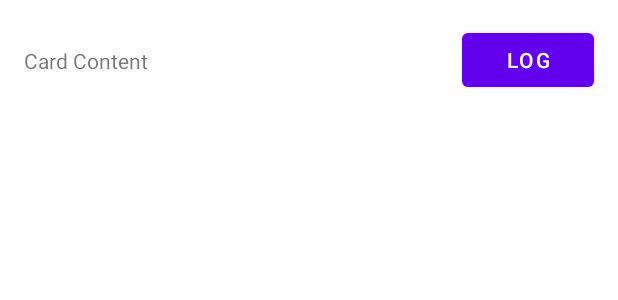
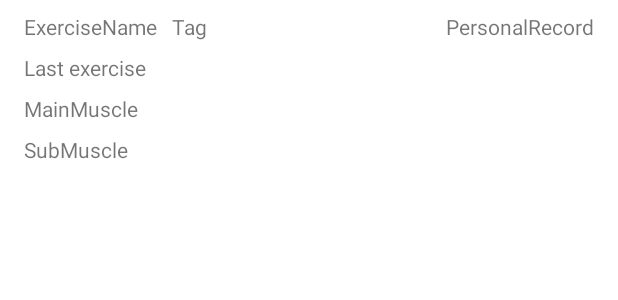
Before and after one commit to JeeIn-Park/Training-Tracker-Workout-Monitoring, an Android app: the layout home_card_item.xml on its own in the app's theme, with its tools: preview values and no code run, on a phone screen of 412 x 824 dp. Shown: the top 300 px of the screen. Run offline under Robolectric (Android 15) with nearby library versions, the phone set to English and light mode, and no system bars.

Commit message:
home card layout

```diff
--- a/app/src/main/java/com/example/trainingtracker/ExerciseCard.kt
+++ b/app/src/main/java/com/example/trainingtracker/ExerciseCard.kt
@@ -5,6 +5,7 @@ import java.time.LocalDateTime
 import java.util.UUID
 
 data class ExerciseCard(
+    // TODO : null-able
     val id : UUID = UUID.randomUUID(),
     val lastActivity: LocalDateTime,
     val timeAdded : LocalDateTime,
--- a/app/src/main/java/com/example/trainingtracker/ui/home/HomeFragment.kt
+++ b/app/src/main/java/com/example/trainingtracker/ui/home/HomeFragment.kt
@@ -9,6 +9,7 @@ import android.view.ViewGroup
 import android.widget.TextView
 import androidx.fragment.app.Fragment
 import androidx.lifecycle.ViewModelProvider
+import androidx.recyclerview.widget.DefaultItemAnimator
 import androidx.recyclerview.widget.LinearLayoutManager
 import com.example.trainingtracker.CardStorage
 import com.example.trainingtracker.databinding.FragmentHomeBinding
@@ -42,6 +43,7 @@ class HomeFragment : Fragment() {
       val exerciseRecyclerView = binding.exerciseRecyclerView
       exerciseRecyclerView.layoutManager = LinearLayoutManager(requireContext())
       exerciseRecyclerView.adapter = cardAdapter
+      exerciseRecyclerView.itemAnimator = DefaultItemAnimator()
 
       val textView: TextView = binding.textAboveRecyclerView
 
--- a/app/src/main/res/layout/home_card_item.xml
+++ b/app/src/main/res/layout/home_card_item.xml
@@ -4,33 +4,71 @@
     android:layout_height="wrap_content">
 
     <TextView
-        android:id="@+id/textView"
+        android:id="@+id/ExerciseName"
         android:layout_width="wrap_content"
         android:layout_height="wrap_content"
         android:layout_marginStart="16dp"
-        android:layout_marginTop="16dp"
-        android:layout_marginEnd="177dp"
-        android:layout_marginBottom="16dp"
-        android:text="Card Content"
+        android:layout_marginTop="8dp"
+        android:text="ExerciseName"
         app:layout_constraintBottom_toBottomOf="parent"
         app:layout_constraintEnd_toEndOf="parent"
         app:layout_constraintHorizontal_bias="0.0"
         app:layout_constraintStart_toStartOf="parent"
+        app:layout_constraintTop_toTopOf="parent"
+        app:layout_constraintVertical_bias="0.0" />
+
+    <TextView
+        android:id="@+id/Tag"
+        android:layout_width="wrap_content"
+        android:layout_height="wrap_content"
+        android:layout_marginStart="10dp"
+        android:layout_marginTop="8dp"
+        android:text="Tag"
+        app:layout_constraintStart_toEndOf="@+id/ExerciseName"
         app:layout_constraintTop_toTopOf="parent" />
 
-    <Button
-        android:id="@+id/logButton"
+    <TextView
+        android:id="@+id/LastExercise"
         android:layout_width="wrap_content"
         android:layout_height="wrap_content"
-        android:layout_marginStart="158dp"
-        android:layout_marginTop="16dp"
+        android:layout_marginStart="16dp"
+        android:layout_marginTop="8dp"
+        android:text="Last exercise"
+        app:layout_constraintBottom_toTopOf="@+id/MainMuscle"
+        app:layout_constraintStart_toStartOf="parent"
+        app:layout_constraintTop_toBottomOf="@+id/ExerciseName" />
+
+    <TextView
+        android:id="@+id/MainMuscle"
+        android:layout_width="wrap_content"
+        android:layout_height="wrap_content"
+        android:layout_marginStart="16dp"
+        android:layout_marginTop="8dp"
+        android:text="MainMuscle"
+        app:layout_constraintBottom_toTopOf="@+id/SubMuscle"
+        app:layout_constraintStart_toStartOf="parent"
+        app:layout_constraintTop_toBottomOf="@+id/LastExercise" />
+
+    <TextView
+        android:id="@+id/SubMuscle"
+        android:layout_width="wrap_content"
+        android:layout_height="wrap_content"
+        android:layout_marginStart="16dp"
+        android:layout_marginTop="8dp"
+        android:layout_marginBottom="8dp"
+        android:text="SubMuscle"
+        app:layout_constraintBottom_toBottomOf="parent"
+        app:layout_constraintStart_toStartOf="parent"
+        app:layout_constraintTop_toBottomOf="@+id/MainMuscle" />
+
+    <TextView
+        android:id="@+id/PersonalRecord"
+        android:text="PersonalRecord"
+        android:layout_width="wrap_content"
+        android:layout_height="wrap_content"
+        android:layout_marginTop="8dp"
         android:layout_marginEnd="16dp"
-        android:layout_marginBottom="16dp"
-        android:text="log"
-        app:layout_constraintBottom_toBottomOf="parent"
         app:layout_constraintEnd_toEndOf="parent"
-        app:layout_constraintHorizontal_bias="1.0"
-        app:layout_constraintStart_toStartOf="parent"
         app:layout_constraintTop_toTopOf="parent" />
 
 </androidx.constraintlayout.widget.ConstraintLayout>
```
Also changed, not shown: app/src/main/java/com/example/trainingtracker/ui/home/HomeCardAdapter.kt (+32 -8 lines).
